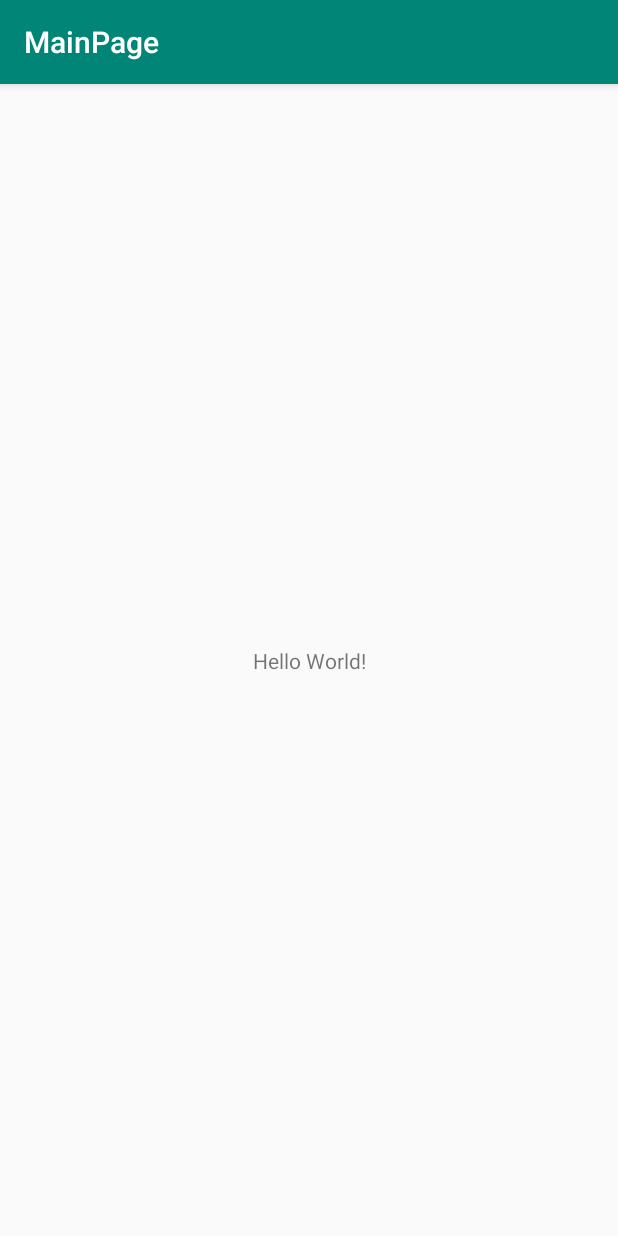
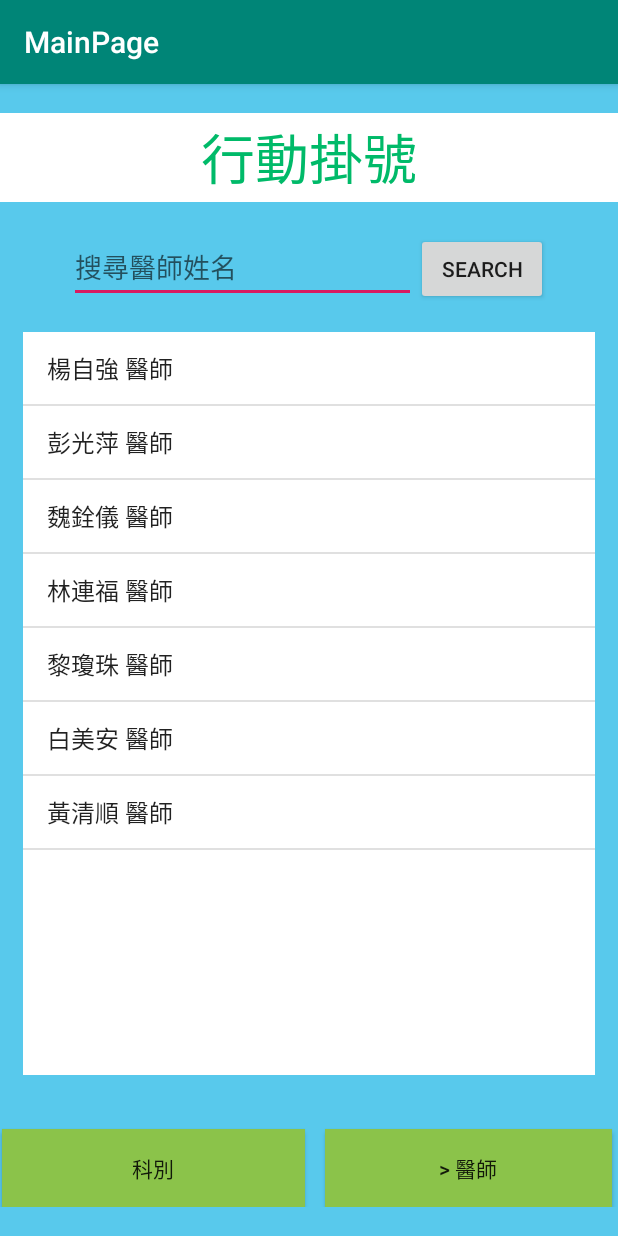
Before and after one commit to doris3219/MainPage, an Android app: the screen it shows after launch (MainActivity), on a phone screen of 412 x 824 dp. Run offline under Robolectric (Android 15) with nearby library versions, the phone set to English and light mode, and no system bars.

Commit message:
新增layout

```diff
--- a/app/src/main/java/tung/registration/mainpage/MainActivity.java
+++ b/app/src/main/java/tung/registration/mainpage/MainActivity.java
@@ -3,12 +3,30 @@ package tung.registration.mainpage;
 import androidx.appcompat.app.AppCompatActivity;
 
 import android.os.Bundle;
+import android.widget.ArrayAdapter;
+import android.widget.ListView;
 
 public class MainActivity extends AppCompatActivity {
+
+    private ListView listView;
+    private ArrayAdapter adapter;
 
     @Override
     protected void onCreate(Bundle savedInstanceState) {
         super.onCreate(savedInstanceState);
         setContentView(R.layout.activity_main);
+
+        listView = (ListView) findViewById(R.id.listView);
+        adapter = new ArrayAdapter(this,android.R.layout.simple_list_item_1);
+        adapter.add("楊自強 醫師");
+        adapter.add("彭光萍 醫師");
+        adapter.add("魏銓儀 醫師");
+        adapter.add("林連福 醫師");
+        adapter.add("黎瓊珠 醫師");
+        adapter.add("白美安 醫師");
+        adapter.add("黃清順 醫師");
+
+        listView.setAdapter(adapter);
     }
+
 }
--- a/app/src/main/res/layout/activity_main.xml
+++ b/app/src/main/res/layout/activity_main.xml
@@ -1,18 +1,98 @@
 <?xml version="1.0" encoding="utf-8"?>
-<androidx.constraintlayout.widget.ConstraintLayout xmlns:android="http://schemas.android.com/apk/res/android"
+<LinearLayout xmlns:android="http://schemas.android.com/apk/res/android"
     xmlns:app="http://schemas.android.com/apk/res-auto"
     xmlns:tools="http://schemas.android.com/tools"
     android:layout_width="match_parent"
     android:layout_height="match_parent"
+    android:background="#58C9EC"
+    android:orientation="vertical"
+    android:layout_gravity="center"
+    android:gravity="center"
     tools:context=".MainActivity">
 
+    <TableRow
+        android:layout_width="match_parent"
+        android:layout_height="59dp"
+        android:background="#FFFFFF">
+
+
+        <TextView
+            android:id="@+id/title"
+            android:layout_width="match_parent"
+            android:layout_height="match_parent"
+            android:gravity="center"
+            android:text="@string/titletext"
+            android:textColor="#00BA69"
+            android:textSize="36sp" />
+
+    </TableRow>
+
     <TextView
+        android:id="@+id/textView7"
+        android:layout_width="match_parent"
+        android:layout_height="wrap_content" />
+
+    <LinearLayout
         android:layout_width="wrap_content"
         android:layout_height="wrap_content"
-        android:text="Hello World!"
-        app:layout_constraintBottom_toBottomOf="parent"
-        app:layout_constraintLeft_toLeftOf="parent"
-        app:layout_constraintRight_toRightOf="parent"
-        app:layout_constraintTop_toTopOf="parent" />
+        android:layout_gravity="center"
+        android:orientation="horizontal">
 
-</androidx.constraintlayout.widget.ConstraintLayout>
+        <EditText
+            android:id="@+id/name"
+            android:layout_width="231dp"
+            android:layout_height="wrap_content"
+            android:autofillHints=""
+            android:ems="10"
+            android:hint="@string/searchtext"
+            android:inputType="text" />
+        <Button
+            android:id="@+id/Search"
+            android:layout_width="wrap_content"
+            android:layout_height="wrap_content"
+            android:text="@string/search"/>
+    </LinearLayout>
+
+    <TextView
+        android:id="@+id/textView"
+        android:layout_width="match_parent"
+        android:layout_height="wrap_content" />
+
+    <ListView
+        android:id="@+id/listView"
+        android:layout_width="381dp"
+        android:layout_height="495dp"
+        android:background="#FFFFFF" />
+
+    <androidx.constraintlayout.widget.ConstraintLayout
+        android:layout_width="match_parent"
+        android:layout_height="88dp">
+
+        <Button
+            android:id="@+id/b1"
+            android:layout_width="191dp"
+            android:layout_height="52dp"
+            android:layout_marginEnd="4dp"
+            android:layout_marginRight="4dp"
+            android:background="#8BC34A"
+            android:text="@string/b2"
+            app:layout_constraintBottom_toBottomOf="parent"
+            app:layout_constraintEnd_toEndOf="parent"
+            app:layout_constraintTop_toTopOf="parent"
+            app:layout_constraintVertical_bias="1.0" />
+
+        <Button
+            android:id="@+id/b2"
+            android:layout_width="202dp"
+            android:layout_height="52dp"
+            android:background="#8BC34A"
+            android:text="@string/b1"
+            app:layout_constraintBottom_toBottomOf="parent"
+            app:layout_constraintEnd_toStartOf="@+id/b1"
+            app:layout_constraintHorizontal_bias="0.101"
+            app:layout_constraintStart_toStartOf="parent"
+            app:layout_constraintTop_toTopOf="parent"
+            app:layout_constraintVertical_bias="1.0" />
+    </androidx.constraintlayout.widget.ConstraintLayout>
+
+</LinearLayout>
--- a/app/src/main/res/values/strings.xml
+++ b/app/src/main/res/values/strings.xml
@@ -1,3 +1,8 @@
 <resources>
     <string name="app_name">MainPage</string>
+    <string name="titletext">行動掛號</string>
+    <string name="searchtext">搜尋醫師姓名</string>
+    <string name="search">Search</string>
+    <string name="b1">科別</string>
+    <string name="b2">> 醫師 </string>
 </resources>
```
